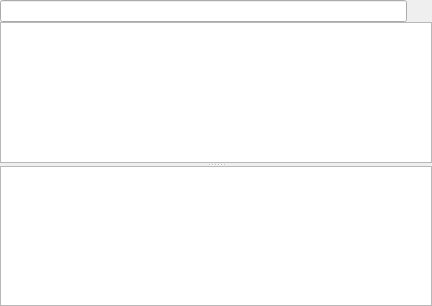
Before: the Qt Designer form plugins/drugsplugin/drugswidget/drugselector.ui in FreeHealth/freehealth, drawn with Qt 5.
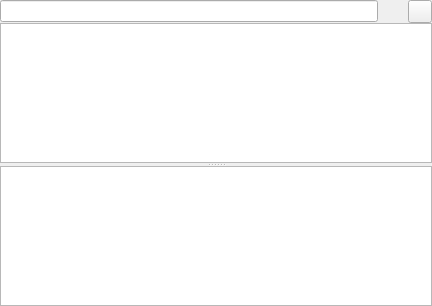
After: the same form once the commit is applied. Custom widgets are drawn as their Qt base class.

Commit message: Drugs: - DrugsIO can read 0.5.0 prescription (faster than before) - DrugSelector can change the drug source - Prescription can have multi-country drugs

```diff
--- a/plugins/drugsplugin/drugswidget/drugselector.ui
+++ b/plugins/drugsplugin/drugswidget/drugselector.ui
@@ -50,6 +50,13 @@
        </property>
       </widget>
      </item>
+     <item>
+      <widget class="QToolButton" name="drugsDatabaseSelectorButton">
+       <property name="text">
+        <string/>
+       </property>
+      </widget>
+     </item>
     </layout>
    </item>
    <item row="1" column="0">
```
The commit also changes 11 other files.
